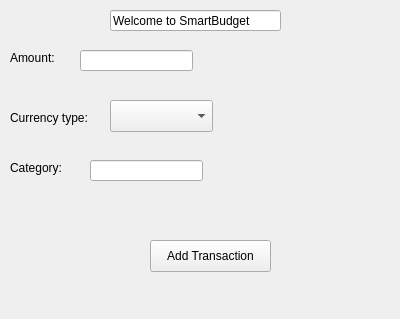
First picture: the form in addtransaction.ui, repository mostafaaminn/smartbudget, before the edit.
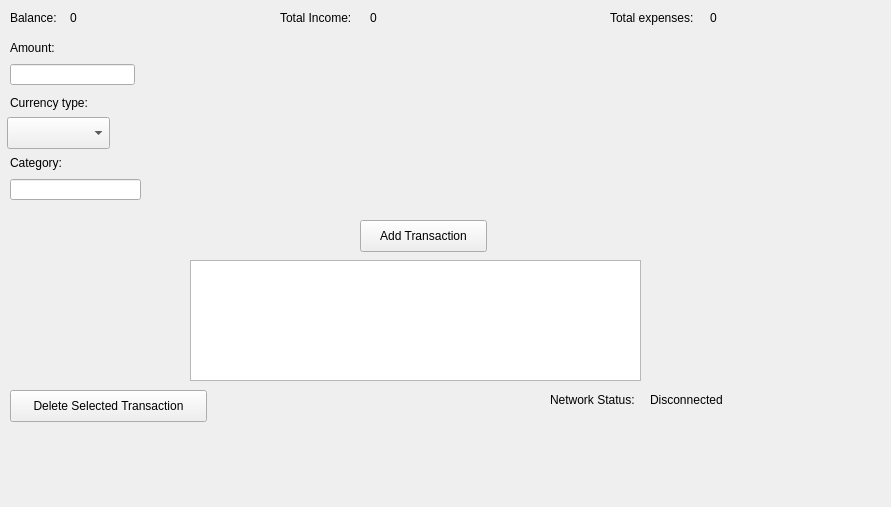
Second picture: the form after the edit.

Diff of the .ui file:
```diff
--- a/addtransaction.ui
+++ b/addtransaction.ui
@@ -6,8 +6,8 @@
    <rect>
     <x>0</x>
     <y>0</y>
-    <width>400</width>
-    <height>319</height>
+    <width>891</width>
+    <height>507</height>
    </rect>
   </property>
   <property name="windowTitle">
@@ -17,8 +17,8 @@
    <property name="geometry">
     <rect>
      <x>10</x>
-     <y>50</y>
-     <width>58</width>
+     <y>40</y>
+     <width>51</width>
      <height>16</height>
     </rect>
    </property>
@@ -26,25 +26,12 @@
     <string>Amount:</string>
    </property>
   </widget>
-  <widget class="QLineEdit" name="lineEdit">
-   <property name="geometry">
-    <rect>
-     <x>110</x>
-     <y>10</y>
-     <width>171</width>
-     <height>21</height>
-    </rect>
-   </property>
-   <property name="text">
-    <string>Welcome to SmartBudget</string>
-   </property>
-  </widget>
   <widget class="QLineEdit" name="amountInput">
    <property name="geometry">
     <rect>
-     <x>80</x>
-     <y>50</y>
-     <width>113</width>
+     <x>10</x>
+     <y>64</y>
+     <width>125</width>
      <height>21</height>
     </rect>
    </property>
@@ -53,8 +40,8 @@
    <property name="geometry">
     <rect>
      <x>10</x>
-     <y>110</y>
-     <width>101</width>
+     <y>95</y>
+     <width>89</width>
      <height>16</height>
     </rect>
    </property>
@@ -65,8 +52,8 @@
   <widget class="QComboBox" name="comboBox">
    <property name="geometry">
     <rect>
-     <x>110</x>
-     <y>100</y>
+     <x>7</x>
+     <y>117</y>
      <width>103</width>
      <height>32</height>
     </rect>
@@ -76,8 +63,8 @@
    <property name="geometry">
     <rect>
      <x>10</x>
-     <y>160</y>
-     <width>58</width>
+     <y>155</y>
+     <width>59</width>
      <height>16</height>
     </rect>
    </property>
@@ -88,9 +75,9 @@
   <widget class="QLineEdit" name="categoryInput">
    <property name="geometry">
     <rect>
-     <x>90</x>
-     <y>160</y>
-     <width>113</width>
+     <x>10</x>
+     <y>179</y>
+     <width>131</width>
      <height>21</height>
     </rect>
    </property>
@@ -98,9 +85,9 @@
   <widget class="QPushButton" name="pushButton">
    <property name="geometry">
     <rect>
-     <x>150</x>
-     <y>240</y>
-     <width>121</width>
+     <x>360</x>
+     <y>220</y>
+     <width>127</width>
      <height>32</height>
     </rect>
    </property>
@@ -108,6 +95,146 @@
     <string>Add Transaction</string>
    </property>
   </widget>
+  <widget class="QLabel" name="label_4">
+   <property name="geometry">
+    <rect>
+     <x>10</x>
+     <y>10</y>
+     <width>55</width>
+     <height>16</height>
+    </rect>
+   </property>
+   <property name="text">
+    <string>Balance: </string>
+   </property>
+  </widget>
+  <widget class="QLabel" name="label_5">
+   <property name="geometry">
+    <rect>
+     <x>280</x>
+     <y>10</y>
+     <width>80</width>
+     <height>16</height>
+    </rect>
+   </property>
+   <property name="text">
+    <string>Total Income:</string>
+   </property>
+  </widget>
+  <widget class="QLabel" name="label_6">
+   <property name="geometry">
+    <rect>
+     <x>610</x>
+     <y>10</y>
+     <width>93</width>
+     <height>16</height>
+    </rect>
+   </property>
+   <property name="text">
+    <string>Total expenses:</string>
+   </property>
+  </widget>
+  <widget class="QListWidget" name="transactionListWidget">
+   <property name="geometry">
+    <rect>
+     <x>190</x>
+     <y>260</y>
+     <width>451</width>
+     <height>121</height>
+    </rect>
+   </property>
+  </widget>
+  <widget class="QLabel" name="balanceValueLabel">
+   <property name="geometry">
+    <rect>
+     <x>70</x>
+     <y>10</y>
+     <width>175</width>
+     <height>16</height>
+    </rect>
+   </property>
+   <property name="text">
+    <string>0</string>
+   </property>
+  </widget>
+  <widget class="QLabel" name="incomeValueLabel">
+   <property name="geometry">
+    <rect>
+     <x>370</x>
+     <y>10</y>
+     <width>175</width>
+     <height>16</height>
+    </rect>
+   </property>
+   <property name="text">
+    <string>0</string>
+   </property>
+  </widget>
+  <widget class="QLabel" name="expensesValueLabel">
+   <property name="geometry">
+    <rect>
+     <x>710</x>
+     <y>10</y>
+     <width>175</width>
+     <height>16</height>
+    </rect>
+   </property>
+   <property name="text">
+    <string>0</string>
+   </property>
+  </widget>
+  <widget class="QLabel" name="label_7">
+   <property name="geometry">
+    <rect>
+     <x>550</x>
+     <y>390</y>
+     <width>101</width>
+     <height>20</height>
+    </rect>
+   </property>
+   <property name="text">
+    <string>Network Status: </string>
+   </property>
+  </widget>
+  <widget class="QLabel" name="networkStatusLabel">
+   <property name="geometry">
+    <rect>
+     <x>650</x>
+     <y>390</y>
+     <width>101</width>
+     <height>20</height>
+    </rect>
+   </property>
+   <property name="text">
+    <string>Disconnected</string>
+   </property>
+  </widget>
+  <widget class="QPushButton" name="deleteButton">
+   <property name="geometry">
+    <rect>
+     <x>10</x>
+     <y>390</y>
+     <width>197</width>
+     <height>32</height>
+    </rect>
+   </property>
+   <property name="text">
+    <string>Delete Selected Transaction</string>
+   </property>
+  </widget>
+  <widget class="QLabel" name="label_8">
+   <property name="geometry">
+    <rect>
+     <x>3</x>
+     <y>267</y>
+     <width>197</width>
+     <height>16</height>
+    </rect>
+   </property>
+   <property name="text">
+    <string/>
+   </property>
+  </widget>
  </widget>
  <resources/>
  <connections/>
```
